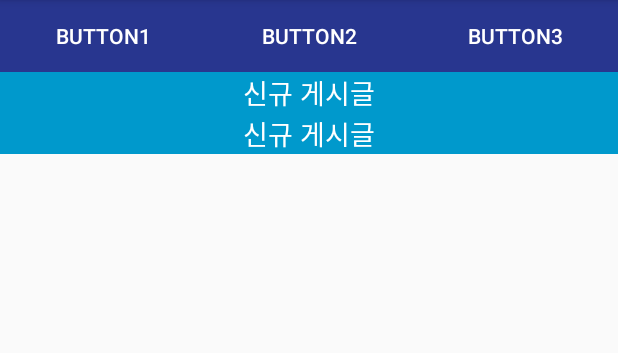
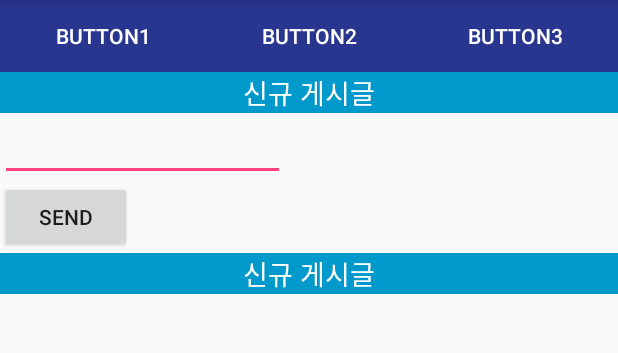
Before and after one commit to Gimsoogeun/treasurehunt, an Android app: the main screen opened directly, with no data from a screen before it, on a phone screen of 412 x 824 dp, the part 84-437 px from its top. Run offline under Robolectric (Android 15) with nearby library versions, the phone set to English and light mode, and no system bars; our stand-ins replace Firebase (no records; nobody signed in at launch, a user with empty details on screens opened directly).

Commit message:
데이터베이스에 쓰기 테스트 성공

```diff
--- a/app/src/main/java/com/project/six/treasurehunt/main.java
+++ b/app/src/main/java/com/project/six/treasurehunt/main.java
@@ -2,12 +2,46 @@ package com.project.six.treasurehunt;
 
 import android.support.v7.app.AppCompatActivity;
 import android.os.Bundle;
+import android.text.TextUtils;
+import android.view.View;
+import android.widget.EditText;
+import android.widget.Toast;
+
+import com.google.firebase.database.DataSnapshot;
+import com.google.firebase.database.DatabaseError;
+import com.google.firebase.database.DatabaseReference;
+import com.google.firebase.database.FirebaseDatabase;
+import com.google.firebase.database.ValueEventListener;
 
 public class main extends AppCompatActivity {
+    private FirebaseDatabase mFirebaseDatabase;
+    private DatabaseReference mDatabaseReference;
+    private ValueEventListener mValueEventListener;
+
+    public  EditText mEditText;
 
     @Override
     protected void onCreate(Bundle savedInstanceState) {
         super.onCreate(savedInstanceState);
         setContentView(R.layout.activity_main);
+
+        mEditText=(EditText)findViewById(R.id.testInput);
+        initFirebaseDatabase();
     }
+
+    private void initFirebaseDatabase(){
+        mFirebaseDatabase= FirebaseDatabase.getInstance();
+        mDatabaseReference = mFirebaseDatabase.getReference("message");
+    }
+
+
+    public void pushButton(View view) {
+        String message=mEditText.getText().toString();
+
+        if (!TextUtils.isEmpty(message)) {
+            mEditText.setText("");
+            mDatabaseReference.push().setValue(message);
+        }
+    }
+
 }
--- a/app/src/main/res/layout/activity_main.xml
+++ b/app/src/main/res/layout/activity_main.xml
@@ -67,6 +67,19 @@
 
             </ListView>
         </LinearLayout>
+
+        <EditText
+            android:id="@+id/testInput"
+            android:layout_width="190dp"
+            android:layout_height="wrap_content"
+            />
+
+        <Button
+            android:layout_width="wrap_content"
+            android:layout_height="wrap_content"
+            android:text="send"
+            android:onClick="pushButton"/>
+
         <LinearLayout
             android:orientation="vertical"
             android:layout_width="match_parent"
@@ -82,9 +95,8 @@
                 android:textSize="18sp" />
 
             <ListView
-                android:layout_width="wrap_content"
+                android:layout_width="match_parent"
                 android:layout_height="wrap_content">
-
 
             </ListView>
         </LinearLayout>
```
Also changed, not shown: app/src/main/java/com/project/six/treasurehunt/loginActivity.java (+16 -5 lines), app/src/main/res/layout/loginactivity.xml (+7 -2 lines).
